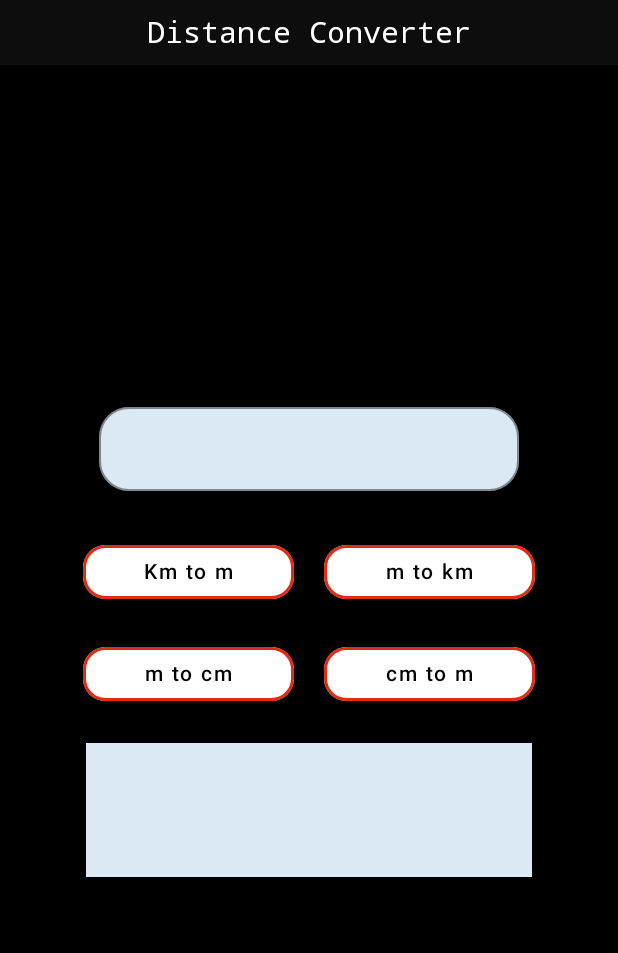
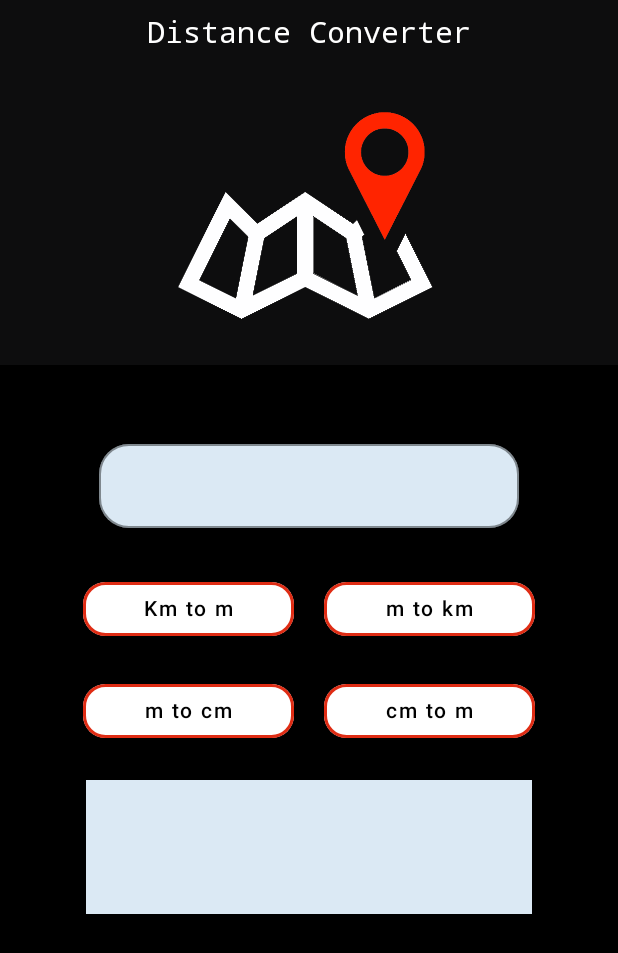
Before and after one commit to adityasood04/Unit-Converter, an Android app built with Jetpack Compose: the DistanceActivity screen opened directly, with no data from a screen before it, on a phone screen of 412 x 824 dp. Shown: the top 953 px of the screen. Run offline under Robolectric (Android 15) with nearby library versions, the phone set to English and light mode, and no system bars.

Commit message:
Updated UI

```diff
--- a/app/src/main/java/com/app/unitconverter/CurrencyActivity.kt
+++ b/app/src/main/java/com/app/unitconverter/CurrencyActivity.kt
@@ -82,7 +82,7 @@ fun textFields() {
             }
 
             Column(
-                modifier=Modifier.padding(45.dp,0.dp)
+                modifier=Modifier.padding(45.dp,0.dp,45.dp,150.dp)
             ) {
                 Row(modifier = Modifier.padding(0.dp,20.dp,0.dp,0.dp)) {
                     OutlinedButton(onClick = {if(!n1.value.isEmpty()){
@@ -184,7 +184,7 @@ fun currencyActivity(){
 
                 )
                 Image(painter = painterResource(R.drawable.currencywhite)
-                    , contentDescription =null , modifier = Modifier.height(200.dp).width(200.dp).padding(0.dp,20.dp,0.dp,0.dp))
+                    , contentDescription =null , modifier = Modifier.size(200.dp).padding(0.dp,20.dp,0.dp,0.dp))
 
 
             }
--- a/app/src/main/java/com/app/unitconverter/DistanceActivity.kt
+++ b/app/src/main/java/com/app/unitconverter/DistanceActivity.kt
@@ -5,6 +5,7 @@ import android.widget.Toast
 import androidx.activity.ComponentActivity
 import androidx.activity.compose.setContent
 import androidx.compose.foundation.BorderStroke
+import androidx.compose.foundation.Image
 import androidx.compose.foundation.background
 import androidx.compose.foundation.layout.*
 import androidx.compose.foundation.shape.RoundedCornerShape
@@ -13,8 +14,10 @@ import androidx.compose.material.*
 import androidx.compose.runtime.*
 import androidx.compose.ui.Alignment
 import androidx.compose.ui.Modifier
+import androidx.compose.ui.graphics.Color
 import androidx.compose.ui.platform.LocalContext
 import androidx.compose.ui.res.colorResource
+import androidx.compose.ui.res.painterResource
 import androidx.compose.ui.text.font.FontFamily
 import androidx.compose.ui.text.input.KeyboardType
 import androidx.compose.ui.text.style.TextAlign
@@ -66,7 +69,7 @@ fun textField() {
                 mutableStateOf("")
             }
             Column(
-                modifier=Modifier.padding(45.dp,0.dp)
+                modifier=Modifier.padding(45.dp,0.dp,45.dp,150.dp)
             ) {
                 Row(modifier = Modifier.padding(0.dp,20.dp,0.dp,0.dp)) {
                     OutlinedButton(onClick = {
@@ -157,7 +160,7 @@ fun distanceActivity(){
             .fillMaxWidth()
 
         ) {
-            Column(Modifier.background(colorResource(R.color.upperStrip))) {
+            Column(Modifier.background(colorResource(R.color.upperStrip)), horizontalAlignment = Alignment.CenterHorizontally) {
                 Text(text = "Distance Converter", textAlign = TextAlign.Center, color = colorResource(id = R.color.white),
                     fontFamily = FontFamily.Monospace,
                     fontSize = 20.sp, modifier = Modifier
@@ -165,10 +168,15 @@ fun distanceActivity(){
                         .fillMaxWidth()
 
                 )
+                Image(painter = painterResource(R.drawable.whitedistance), contentDescription =null
+                    , modifier = Modifier.size(200.dp))
             }
 
         }
+
+
         textField()
+
 
     }
 
```
Also changed, not shown: app/src/main/java/com/app/unitconverter/TimeActivity.kt (+2 -15 lines), app/src/main/res/drawable-nodpi/whitedistance.png (added).
